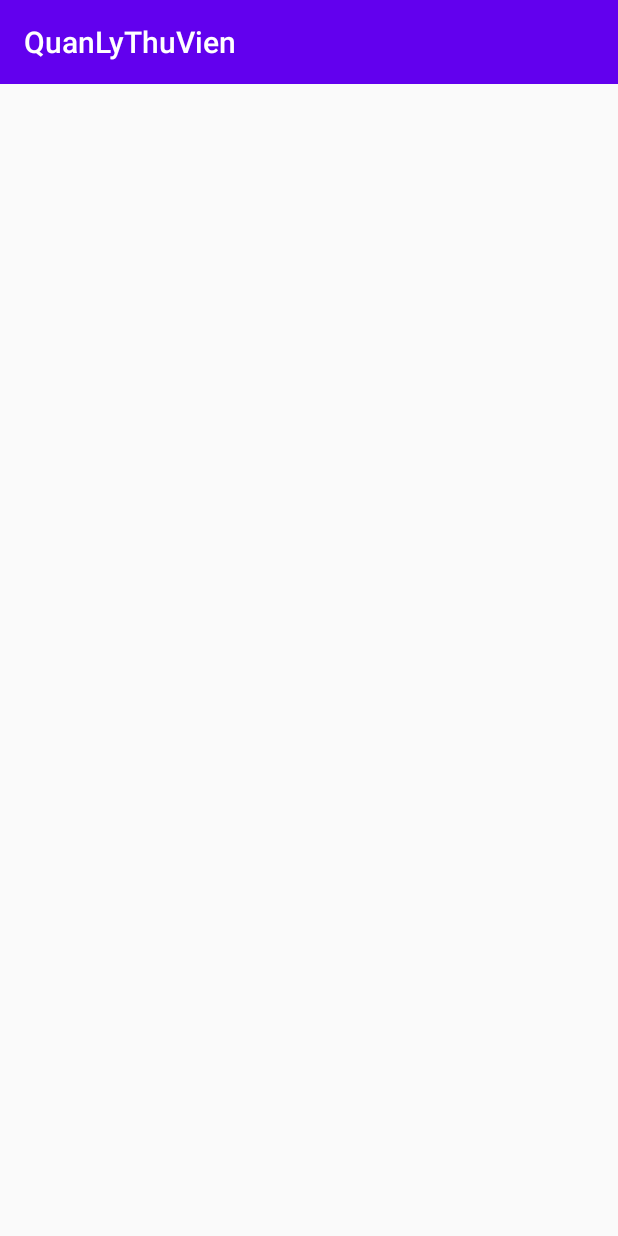
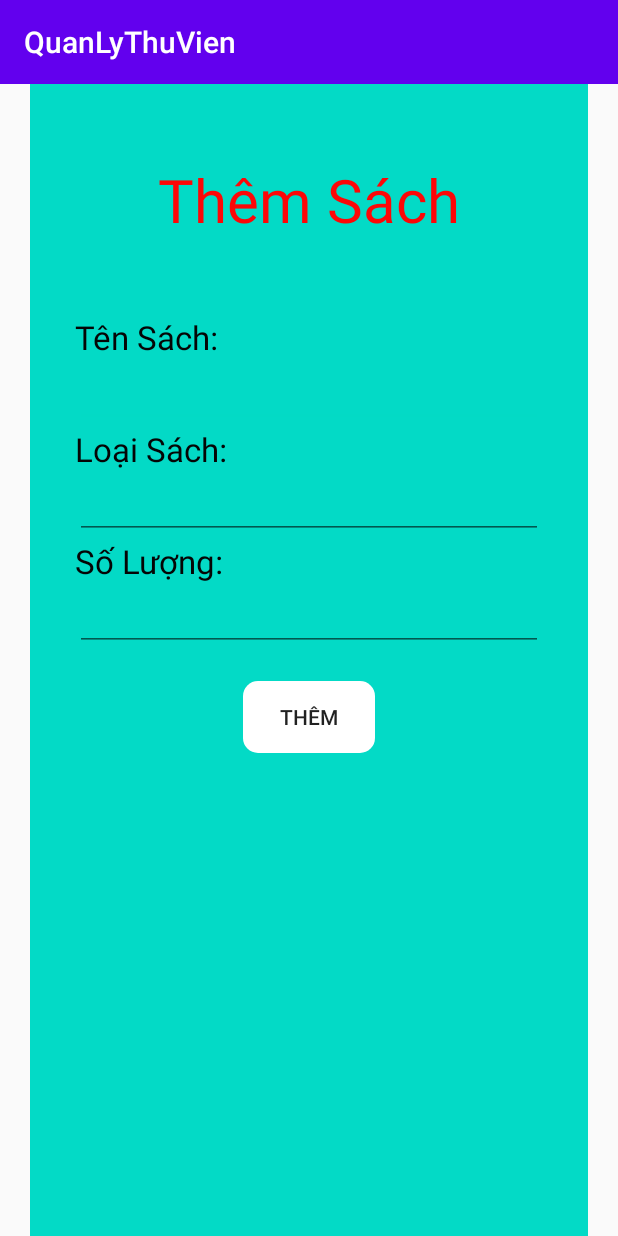
Before and after one commit to darkeagle1236/QuanLyThuVien, an Android app: the AddBookActivity screen opened directly, with no data from a screen before it, on a phone screen of 412 x 824 dp. Run offline under Robolectric (Android 15) with nearby library versions, the phone set to English and light mode, and no system bars.

Commit message:
Add BookActivity

```diff
--- a/app/src/main/java/com/pt14354/quanlythuvien/AddBookActivity.java
+++ b/app/src/main/java/com/pt14354/quanlythuvien/AddBookActivity.java
@@ -3,12 +3,21 @@ package com.pt14354.quanlythuvien;
 import androidx.appcompat.app.AppCompatActivity;
 
 import android.os.Bundle;
+import android.view.View;
+import android.widget.Button;
 
 public class AddBookActivity extends AppCompatActivity {
+    private Button button;
 
     @Override
     protected void onCreate(Bundle savedInstanceState) {
         super.onCreate(savedInstanceState);
         setContentView(R.layout.activity_add_book);
+        button = (Button) findViewById(R.id.btnAddBook);
+        button.setOnClickListener(new View.OnClickListener() {
+            @Override
+            public void onClick(View view) {
+            }
+        });
     }
 }
--- /dev/null
+++ b/app/src/main/res/drawable/rounded_button.xml
@@ -0,0 +1,6 @@
+<?xml version="1.0" encoding="utf-8"?>
+<shape xmlns:android="http://schemas.android.com/apk/res/android">
+    <solid android:color="@color/white"/>
+    <corners android:radius="10dp"/>
+
+</shape>
--- a/app/src/main/res/layout/activity_add_book.xml
+++ b/app/src/main/res/layout/activity_add_book.xml
@@ -5,5 +5,82 @@
     android:layout_width="match_parent"
     android:layout_height="match_parent"
     tools:context=".AddBookActivity">
+    <LinearLayout
+        android:layout_width="match_parent"
+        android:layout_height="match_parent"
+        android:orientation="vertical"
+        android:layout_marginLeft="20dp"
+        android:layout_marginRight="20dp"
+        android:background="#03DAC6"
+        android:padding="30dp"
+        >
+        <TextView
+            android:layout_width="match_parent"
+            android:layout_height="wrap_content"
+            android:text="Thêm Sách"
+            android:textSize="40sp"
+            android:gravity="center"
+            android:layout_marginBottom="30dp"
+            android:textColor="#FD0707"
+            android:padding="20dp"/>
+        <TextView
+            android:layout_width="match_parent"
+            android:layout_height="wrap_content"
+            android:text="Tên Sách:"
+            android:textSize="22sp"
+            android:textColor="#050505"
+            />
+
+        <EditText
+            android:id="@+id/edtNameBook"
+            android:layout_width="match_parent"
+            android:layout_height="wrap_content"
+            android:textColor="#000000" />
+        <TextView
+            android:layout_width="match_parent"
+            android:layout_height="wrap_content"
+            android:text="Loại Sách:"
+            android:textSize="22sp"
+            android:textColor="#050505"
+            />
+        <EditText
+            android:layout_width="match_parent"
+            android:layout_height="wrap_content"
+            android:id="@+id/edtTypeBook"
+            android:textColor="#000000"
+            />
+        <TextView
+            android:layout_width="match_parent"
+            android:layout_height="wrap_content"
+            android:text="Số Lượng:"
+            android:textSize="22sp"
+            android:textColor="#050505"
+            />
+        <EditText
+            android:layout_width="match_parent"
+            android:layout_height="wrap_content"
+            android:id="@+id/edtAmount"
+
+            android:textColor="#000000"
+            />
+        <LinearLayout
+            android:layout_width="match_parent"
+            android:layout_height="wrap_content"
+            android:orientation="vertical"
+            android:layout_marginLeft="20dp"
+            android:layout_marginRight="20dp"
+            android:padding="20dp"
+            >
+            <Button
+                android:layout_width="wrap_content"
+                android:layout_height="wrap_content"
+                android:id="@+id/btnAddBook"
+                android:text="Thêm"
+                android:layout_gravity="center"
+                android:background="@drawable/rounded_button"
+                />
+        </LinearLayout>
+
+    </LinearLayout>
 
 </androidx.constraintlayout.widget.ConstraintLayout>
--- a/app/src/main/res/values/colors.xml
+++ b/app/src/main/res/values/colors.xml
@@ -3,4 +3,5 @@
     <color name="colorPrimary">#6200EE</color>
     <color name="colorPrimaryDark">#3700B3</color>
     <color name="colorAccent">#03DAC5</color>
+    <color name="white">#FFFFFF</color>
 </resources>
```
